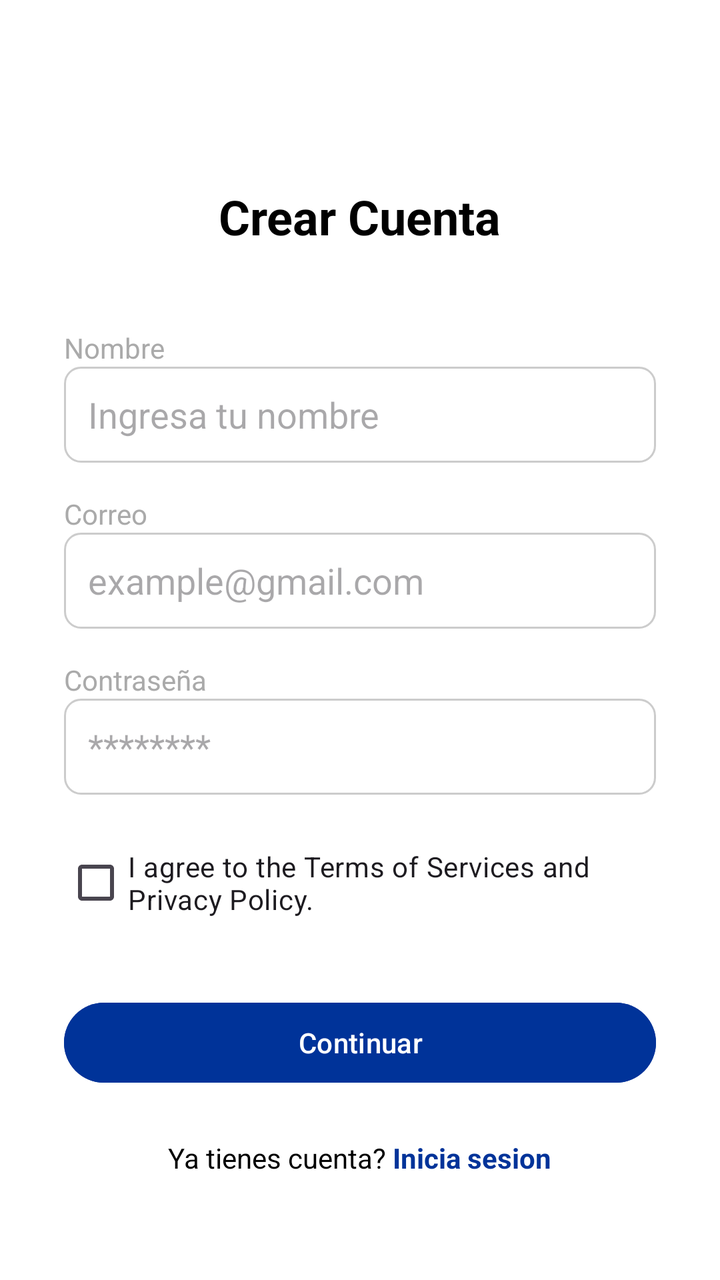
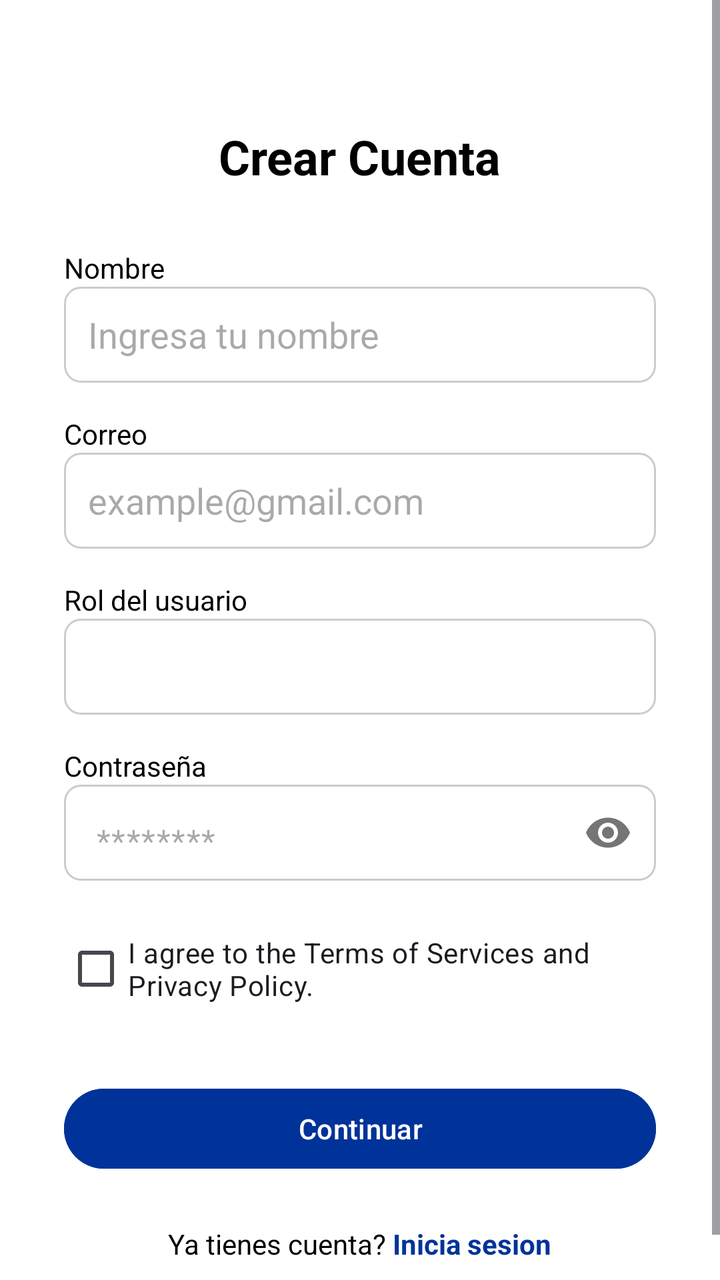

Two renders of the same Android screen: before a commit and after it. Below are the layout's source before the change and the commit's diff.
<!-- AndroidManifest.xml: application theme Theme.GestorPro -->
<!-- res/layout/activity_register.xml -->
<?xml version="1.0" encoding="utf-8"?>
<LinearLayout xmlns:android="http://schemas.android.com/apk/res/android"
    android:layout_width="match_parent"
    android:layout_height="match_parent"
    android:orientation="vertical"
    android:gravity="center_horizontal"
    android:padding="32dp"
    android:background="@android:color/white">

    <TextView
        android:layout_width="wrap_content"
        android:layout_height="wrap_content"
        android:text="Crear Cuenta"
        android:textSize="24sp"
        android:textStyle="bold"
        android:layout_marginTop="60dp"
        android:textColor="@android:color/black" />

    
    <TextView
        android:layout_width="match_parent"
        android:layout_height="wrap_content"
        android:text="Nombre"
        android:layout_marginTop="40dp"
        android:textColor="@android:color/darker_gray" />

    <EditText
        android:id="@+id/etRegisterName"
        android:layout_width="match_parent"
        android:layout_height="48dp"
        android:hint="Ingresa tu nombre"
        android:background="@drawable/edittext_border"
        android:paddingLeft="12dp"
        android:inputType="textPersonName" />

    
    <TextView
        android:layout_width="match_parent"
        android:layout_height="wrap_content"
        android:text="Correo"
        android:layout_marginTop="16dp"
        android:textColor="@android:color/darker_gray" />

    <EditText
        android:id="@+id/etRegisterEmail"
        android:layout_width="match_parent"
        android:layout_height="48dp"
        android:hint="example@gmail.com"
        android:background="@drawable/edittext_border"
        android:paddingLeft="12dp"
        android:inputType="textEmailAddress" />

    
    <TextView
        android:layout_width="match_parent"
        android:layout_height="wrap_content"
        android:text="Contraseña"
        android:layout_marginTop="16dp"
        android:textColor="@android:color/darker_gray" />

    <EditText
        android:id="@+id/etRegisterPassword"
        android:layout_width="match_parent"
        android:layout_height="48dp"
        android:hint="********"
        android:background="@drawable/edittext_border"
        android:paddingLeft="12dp"
        android:inputType="textPassword" />

    
    <CheckBox
        android:id="@+id/cbTerms"
        android:layout_width="match_parent"
        android:layout_height="wrap_content"
        android:layout_marginTop="20dp"
        android:text="I agree to the Terms of Services and Privacy Policy."
        android:textSize="14sp" />

    
    <Button
        android:id="@+id/btnRegister"
        android:layout_width="match_parent"
        android:layout_height="wrap_content"
        android:layout_marginTop="32dp"
        android:text="Continuar"
        android:backgroundTint="#003399"
        android:textColor="@android:color/white"
        android:textAllCaps="false" />

    
    <LinearLayout
        android:layout_width="wrap_content"
        android:layout_height="wrap_content"
        android:orientation="horizontal"
        android:layout_marginTop="24dp">

        <TextView
            android:layout_width="wrap_content"
            android:layout_height="wrap_content"
            android:text="Ya tienes cuenta? "
            android:textColor="@android:color/black" />

        <TextView
            android:id="@+id/tvLoginLink"
            android:layout_width="wrap_content"
            android:layout_height="wrap_content"
            android:text="Inicia sesion"
            android:textColor="#003399"
            android:textStyle="bold" />
    </LinearLayout>

</LinearLayout>
<!-- resources referenced by this layout -->
<resources>
  <!-- drawable edittext_border (drawable) -->
  <?xml version="1.0" encoding="utf-8"?>
  <shape xmlns:android="http://schemas.android.com/apk/res/android">
      <stroke android:width="1dp" android:color="#CCCCCC" />
      <corners android:radius="8dp" />
      <solid android:color="@android:color/white" />
  </shape>
  <style name="Theme.GestorPro" parent="Base.Theme.GestorPro" />
  <style name="Base.Theme.GestorPro" parent="Theme.Material3.DayNight.NoActionBar">
          
          
      </style>
</resources>

<!-- the commit's change to res/layout/activity_register.xml (unified diff, before → after) -->
@@ -1,112 +1,141 @@
 <?xml version="1.0" encoding="utf-8"?>
-<LinearLayout xmlns:android="http://schemas.android.com/apk/res/android"
+<ScrollView xmlns:android="http://schemas.android.com/apk/res/android"
+    xmlns:app="http://schemas.android.com/apk/res-auto"
     android:layout_width="match_parent"
     android:layout_height="match_parent"
-    android:orientation="vertical"
-    android:gravity="center_horizontal"
-    android:padding="32dp"
     android:background="@android:color/white">
 
-    <TextView
-        android:layout_width="wrap_content"
-        android:layout_height="wrap_content"
-        android:text="Crear Cuenta"
-        android:textSize="24sp"
-        android:textStyle="bold"
-        android:layout_marginTop="60dp"
-        android:textColor="@android:color/black" />
-
-    
-    <TextView
+    <LinearLayout
         android:layout_width="match_parent"
         android:layout_height="wrap_content"
-        android:text="Nombre"
-        android:layout_marginTop="40dp"
-        android:textColor="@android:color/darker_gray" />
-
-    <EditText
-        android:id="@+id/etRegisterName"
-        android:layout_width="match_parent"
-        android:layout_height="48dp"
-        android:hint="Ingresa tu nombre"
-        android:background="@drawable/edittext_border"
-        android:paddingLeft="12dp"
-        android:inputType="textPersonName" />
-
-    
-    <TextView
-        android:layout_width="match_parent"
-        android:layout_height="wrap_content"
-        android:text="Correo"
-        android:layout_marginTop="16dp"
-        android:textColor="@android:color/darker_gray" />
-
-    <EditText
-        android:id="@+id/etRegisterEmail"
-        android:layout_width="match_parent"
-        android:layout_height="48dp"
-        android:hint="example@gmail.com"
-        android:background="@drawable/edittext_border"
-        android:paddingLeft="12dp"
-        android:inputType="textEmailAddress" />
-
-    
-    <TextView
-        android:layout_width="match_parent"
-        android:layout_height="wrap_content"
-        android:text="Contraseña"
-        android:layout_marginTop="16dp"
-        android:textColor="@android:color/darker_gray" />
-
-    <EditText
-        android:id="@+id/etRegisterPassword"
-        android:layout_width="match_parent"
-        android:layout_height="48dp"
-        android:hint="********"
-        android:background="@drawable/edittext_border"
-        android:paddingLeft="12dp"
-        android:inputType="textPassword" />
-
-    
-    <CheckBox
-        android:id="@+id/cbTerms"
-        android:layout_width="match_parent"
-        android:layout_height="wrap_content"
-        android:layout_marginTop="20dp"
-        android:text="I agree to the Terms of Services and Privacy Policy."
-        android:textSize="14sp" />
-
-    
-    <Button
-        android:id="@+id/btnRegister"
-        android:layout_width="match_parent"
-        android:layout_height="wrap_content"
-        android:layout_marginTop="32dp"
-        android:text="Continuar"
-        android:backgroundTint="#003399"
-        android:textColor="@android:color/white"
-        android:textAllCaps="false" />
-
-    
-    <LinearLayout
-        android:layout_width="wrap_content"
-        android:layout_height="wrap_content"
-        android:orientation="horizontal"
-        android:layout_marginTop="24dp">
+        android:orientation="vertical"
+        android:gravity="center_horizontal"
+        android:padding="32dp">
 
         <TextView
             android:layout_width="wrap_content"
             android:layout_height="wrap_content"
-            android:text="Ya tienes cuenta? "
+            android:text="Crear Cuenta"
+            android:textSize="24sp"
+            android:textStyle="bold"
+            android:layout_marginTop="30dp"
             android:textColor="@android:color/black" />
 
+        
         <TextView
-            android:id="@+id/tvLoginLink"
+            android:layout_width="match_parent"
+            android:layout_height="wrap_content"
+            android:text="Nombre"
+            android:layout_marginTop="30dp"
+            android:textColor="@android:color/black" />
+
+        <EditText
+            android:id="@+id/etRegisterName"
+            android:layout_width="match_parent"
+            android:layout_height="48dp"
+            android:hint="Ingresa tu nombre"
+            android:background="@drawable/edittext_border"
+            android:paddingLeft="12dp"
+            android:inputType="textPersonName" />
+
+        
+        <TextView
+            android:layout_width="match_parent"
+            android:layout_height="wrap_content"
+            android:text="Correo"
+            android:layout_marginTop="16dp"
+            android:textColor="@android:color/black" />
+
+        <EditText
+            android:id="@+id/etRegisterEmail"
+            android:layout_width="match_parent"
+            android:layout_height="48dp"
+            android:hint="example@gmail.com"
+            android:background="@drawable/edittext_border"
+            android:paddingLeft="12dp"
+            android:inputType="textEmailAddress" />
+
+        
+        <TextView
+            android:layout_width="match_parent"
+            android:layout_height="wrap_content"
+            android:text="Rol del usuario"
+            android:layout_marginTop="16dp"
+            android:textColor="@android:color/black" />
+
+        <Spinner
+            android:id="@+id/spinnerRole"
+            android:layout_width="match_parent"
+            android:layout_height="48dp"
+            android:background="@drawable/edittext_border"
+            android:paddingLeft="12dp" />
+
+        
+        <TextView
+            android:layout_width="match_parent"
+            android:layout_height="wrap_content"
+            android:text="Contraseña"
+            android:layout_marginTop="16dp"
+            android:textColor="@android:color/black" />
+
+        <com.google.android.material.textfield.TextInputLayout
+            android:layout_width="match_parent"
+            android:layout_height="wrap_content"
+            app:passwordToggleEnabled="true"
+            app:hintEnabled="false">
+
+            <EditText
+                android:id="@+id/etRegisterPassword"
+                android:layout_width="match_parent"
+                android:layout_height="48dp"
+                android:hint="********"
+                android:background="@drawable/edittext_border"
+                android:paddingLeft="12dp"
+                android:inputType="textPassword" />
+
+        </com.google.android.material.textfield.TextInputLayout>
+
+        
+        <CheckBox
+            android:id="@+id/cbTerms"
+            android:layout_width="match_parent"
+            android:layout_height="wrap_content"
+            android:layout_marginTop="20dp"
+            android:text="I agree to the Terms of Services and Privacy Policy."
+            android:textSize="14sp" />
+
+        
+        <Button
+            android:id="@+id/btnRegister"
+            android:layout_width="match_parent"
+            android:layout_height="wrap_content"
+            android:layout_marginTop="32dp"
+            android:text="Continuar"
+            android:backgroundTint="#003399"
+            android:textColor="@android:color/white"
+            android:textAllCaps="false" />
+
+        
+        <LinearLayout
             android:layout_width="wrap_content"
             android:layout_height="wrap_content"
-            android:text="Inicia sesion"
-            android:textColor="#003399"
-            android:textStyle="bold" />
+            android:orientation="horizontal"
+            android:layout_marginTop="24dp">
+
+            <TextView
+                android:layout_width="wrap_content"
+                android:layout_height="wrap_content"
+                android:text="Ya tienes cuenta? "
+                android:textColor="@android:color/black" />
+
+            <TextView
+                android:id="@+id/tvLoginLink"
+                android:layout_width="wrap_content"
+                android:layout_height="wrap_content"
+                android:text="Inicia sesion"
+                android:textColor="#003399"
+                android:textStyle="bold" />
+        </LinearLayout>
+
     </LinearLayout>
-
-</LinearLayout>
+</ScrollView>
